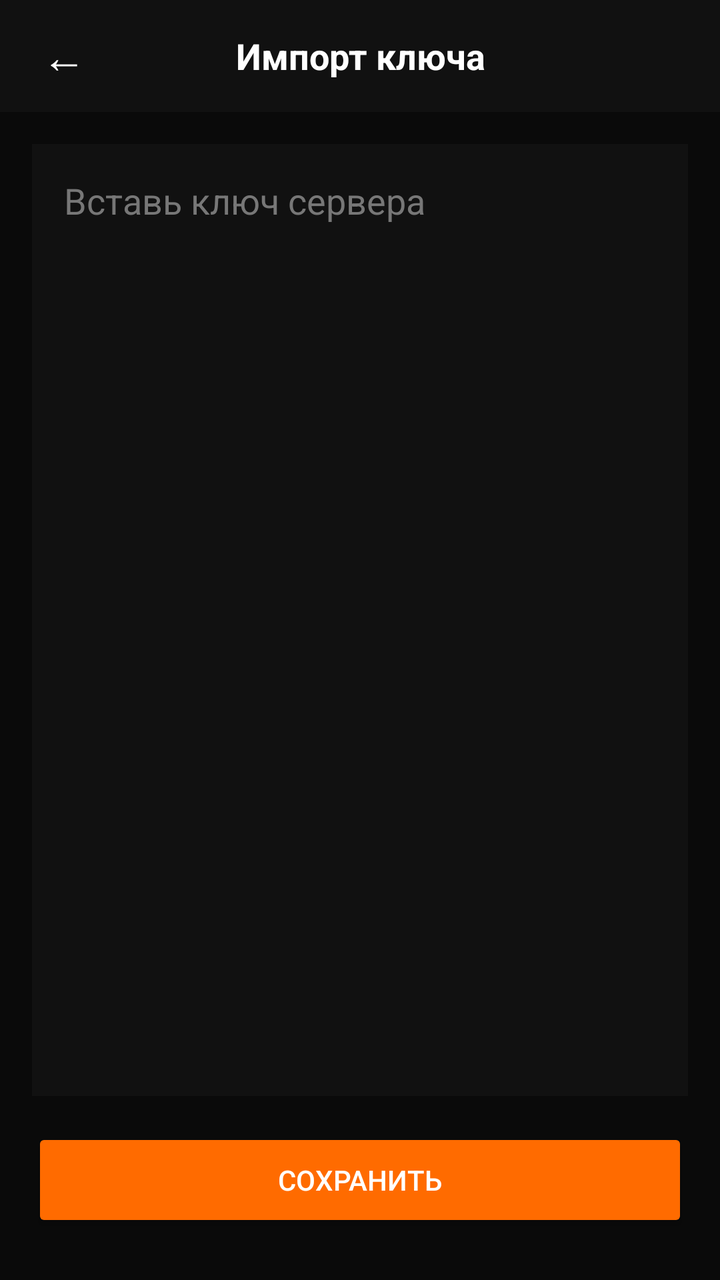
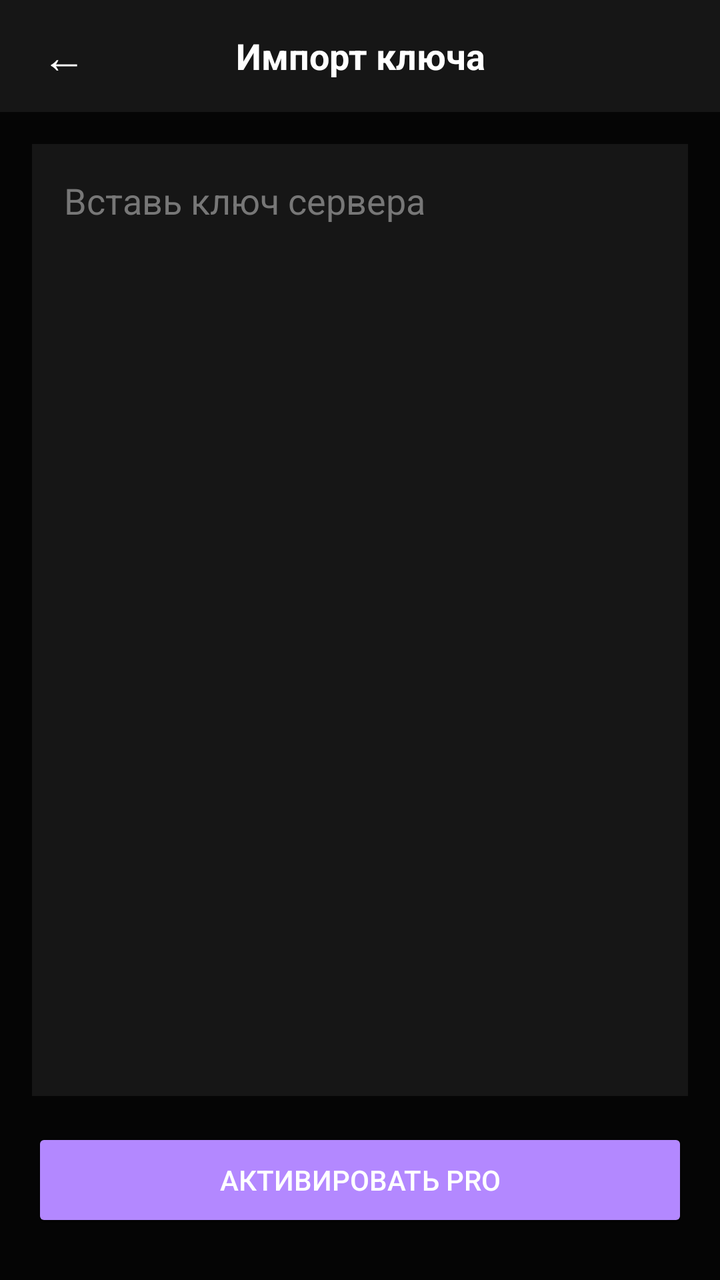

Compare the two renders of this Android layout. The source of the first and the diff that turns it into the second are given below.
<!-- AndroidManifest.xml: application theme Theme.AppCompat.NoActionBar -->
<!-- res/layout/activity_import.xml -->
<?xml version="1.0" encoding="utf-8"?>
<LinearLayout xmlns:android="http://schemas.android.com/apk/res/android"
    android:layout_width="match_parent"
    android:layout_height="match_parent"
    android:background="#0A0A0A"
    android:orientation="vertical">

    <LinearLayout
        android:layout_width="match_parent"
        android:layout_height="56dp"
        android:gravity="center_vertical"
        android:paddingLeft="8dp"
        android:paddingRight="8dp"
        android:background="#111111">

        <TextView
            android:id="@+id/backButton"
            android:layout_width="48dp"
            android:layout_height="48dp"
            android:gravity="center"
            android:text="←"
            android:textColor="#FFFFFF"
            android:textSize="22sp"/>

        <TextView
            android:layout_width="0dp"
            android:layout_height="wrap_content"
            android:layout_weight="1"
            android:gravity="center"
            android:text="Импорт ключа"
            android:textColor="#FFFFFF"
            android:textSize="18sp"
            android:textStyle="bold"/>

        <View
            android:layout_width="48dp"
            android:layout_height="48dp"/>
    </LinearLayout>

    <EditText
        android:id="@+id/keyInput"
        android:layout_width="match_parent"
        android:layout_height="0dp"
        android:layout_weight="1"
        android:gravity="top"
        android:hint="Вставь ключ сервера"
        android:textColor="#FFFFFF"
        android:textColorHint="#777777"
        android:background="#111111"
        android:padding="16dp"
        android:layout_margin="16dp"
        android:inputType="textMultiLine"/>

    <Button
        android:id="@+id/saveKey"
        android:layout_width="match_parent"
        android:layout_height="52dp"
        android:layout_marginLeft="16dp"
        android:layout_marginRight="16dp"
        android:layout_marginBottom="24dp"
        android:text="Сохранить"
        android:textColor="#FFFFFF"
        android:backgroundTint="#FF6B00"/>
</LinearLayout>
<!-- resources referenced by this layout -->
<resources>

</resources>

<!-- the commit's change to res/layout/activity_import.xml (unified diff, before → after) -->
@@ -2,7 +2,7 @@
 <LinearLayout xmlns:android="http://schemas.android.com/apk/res/android"
     android:layout_width="match_parent"
     android:layout_height="match_parent"
-    android:background="#0A0A0A"
+    android:background="#050505"
     android:orientation="vertical">
 
     <LinearLayout
@@ -11,7 +11,7 @@
         android:gravity="center_vertical"
         android:paddingLeft="8dp"
         android:paddingRight="8dp"
-        android:background="#111111">
+        android:background="#161616">
 
         <TextView
             android:id="@+id/backButton"
@@ -46,7 +46,7 @@
         android:hint="Вставь ключ сервера"
         android:textColor="#FFFFFF"
         android:textColorHint="#777777"
-        android:background="#111111"
+        android:background="#161616"
         android:padding="16dp"
         android:layout_margin="16dp"
         android:inputType="textMultiLine"/>
@@ -58,7 +58,7 @@
         android:layout_marginLeft="16dp"
         android:layout_marginRight="16dp"
         android:layout_marginBottom="24dp"
-        android:text="Сохранить"
+        android:text="Активировать Pro"
         android:textColor="#FFFFFF"
-        android:backgroundTint="#FF6B00"/>
+        android:backgroundTint="#B388FF"/>
 </LinearLayout>
